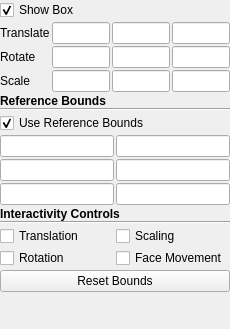
The window that Qt/ApplicationComponents/Resources/UI/pqBoxPropertyWidget.ui (stephenrmuir72/paraview-scan) describes before a commit, drawn with Qt 5.
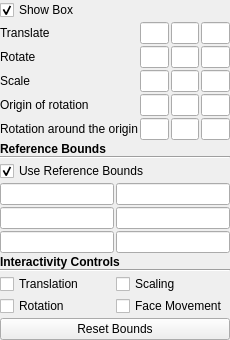
The same window after the commit. Custom widgets are drawn as their Qt base class.

Commit message:
Add an origin of rotation in Transform filter
You can now select a point in the transform filter that will be used as
the origin of the rotation. By default, this point is set to 0,0,0
(center of the object).

```diff
--- a/Qt/ApplicationComponents/Resources/UI/pqBoxPropertyWidget.ui
+++ b/Qt/ApplicationComponents/Resources/UI/pqBoxPropertyWidget.ui
@@ -107,6 +107,38 @@
        </property>
       </widget>
      </item>
+     <item row="3" column="0">
+      <widget class="QLabel" name="labelRotationOrigin">
+       <property name="text">
+        <string>Origin of rotation</string>
+       </property>
+      </widget>
+      </item>
+      <item row="3" column="1">
+      <widget class="pqDoubleLineEdit" name="rotationOriginX"/>
+      </item>
+      <item row="3" column="2">
+      <widget class="pqDoubleLineEdit" name="rotationOriginY"/>
+      </item>
+      <item row="3" column="3">
+      <widget class="pqDoubleLineEdit" name="rotationOriginZ"/>
+      </item>
+      <item row="4" column="0">
+      <widget class="QLabel" name="labelAbsoluteRotationAroundOrigin">
+       <property name="text">
+        <string>Rotation around the origin</string>
+       </property>
+      </widget>
+      </item>
+      <item row="4" column="1">
+      <widget class="pqDoubleLineEdit" name="absoluteRotationAroundOriginX"/>
+      </item>
+      <item row="4" column="2">
+      <widget class="pqDoubleLineEdit" name="absoluteRotationAroundOriginY"/>
+      </item>
+      <item row="4" column="3">
+      <widget class="pqDoubleLineEdit" name="absoluteRotationAroundOriginZ"/>
+      </item>
     </layout>
    </item>
    <item>
```
Left out of the diff: 3 changed lines with no effect on the pictures. The commit also changes 11 other files.
